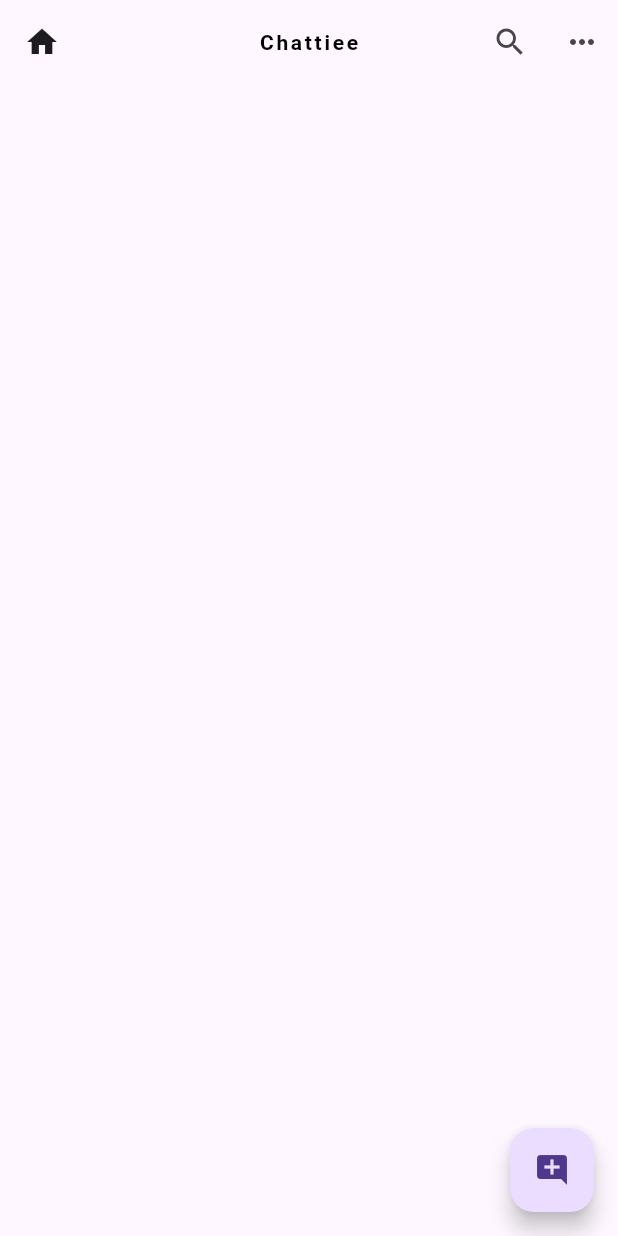
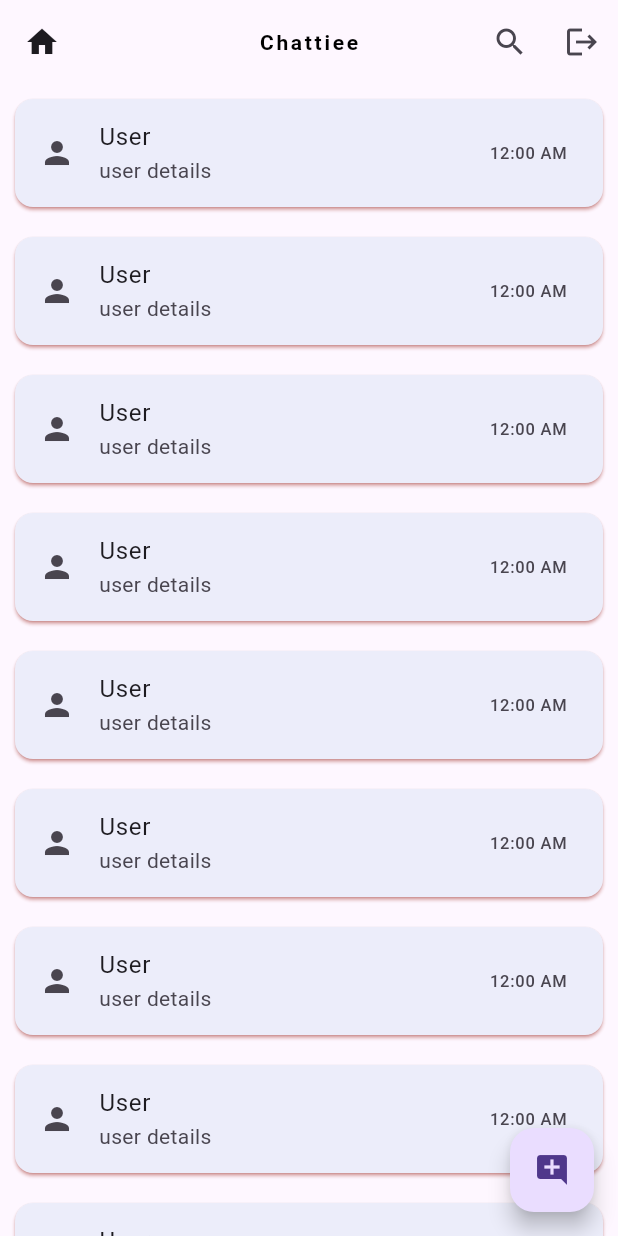
Before and after one commit to nitta02/Chattiee, a Flutter app: the HomeScreen screen opened directly, on a phone screen of 412 x 824 dp. Run offline on Flutter 3.47's test engine with Material 3 defaults, Android fonts, the phone set to English and light mode, and no system bars; our stand-ins replace cloud_firestore, firebase_auth, firebase_core, google_sign_in; accounts and stored records are empty.

Commit message:
user model create

```diff
--- a/lib/home.dart
+++ /dev/null
@@ -1,31 +0,0 @@
-import 'package:flutter/material.dart';
-
-class HomeScreen extends StatefulWidget {
-  const HomeScreen({super.key});
-
-  @override
-  State<HomeScreen> createState() => _HomeScreenState();
-}
-
-class _HomeScreenState extends State<HomeScreen> {
-  @override
-  Widget build(BuildContext context) {
-    return Scaffold(
-      appBar: AppBar(
-        title: Text('Chattiee'),
-        leading: IconButton(
-          onPressed: () {},
-          icon: Icon(Icons.home),
-        ),
-        actions: [
-          IconButton(onPressed: () {}, icon: Icon(Icons.search)),
-          IconButton(onPressed: () {}, icon: Icon(Icons.more_horiz_outlined)),
-        ],
-      ),
-      floatingActionButton: FloatingActionButton(
-        onPressed: () {},
-        child: Icon(Icons.add_comment),
-      ),
-    );
-  }
-}
--- /dev/null
+++ b/lib/screens/auth/constants.dart
@@ -0,0 +1,5 @@
+import 'package:cloud_firestore/cloud_firestore.dart';
+import 'package:firebase_auth/firebase_auth.dart';
+
+FirebaseAuth auth = FirebaseAuth.instance;
+FirebaseFirestore firebaseFirestore = FirebaseFirestore.instance;
--- /dev/null
+++ b/lib/screens/pages/home.dart
@@ -0,0 +1,80 @@
+import 'dart:convert';
+
+import 'package:chattiee/screens/auth/constants.dart';
+import 'package:chattiee/screens/pages/login.dart';
+import 'package:chattiee/widgets/user.dart';
+import 'package:firebase_auth/firebase_auth.dart';
+import 'package:flutter/material.dart';
+import 'package:google_sign_in/google_sign_in.dart';
+
+class HomeScreen extends StatefulWidget {
+  const HomeScreen({super.key});
+
+  @override
+  State<HomeScreen> createState() => _HomeScreenState();
+}
+
+class _HomeScreenState extends State<HomeScreen> {
+  @override
+  Widget build(BuildContext context) {
+    return Scaffold(
+        appBar: AppBar(
+          title: const Text('Chattiee'),
+          leading: IconButton(
+            onPressed: () {},
+            icon: const Icon(Icons.home),
+          ),
+          actions: [
+            IconButton(onPressed: () {}, icon: const Icon(Icons.search)),
+            IconButton(
+                onPressed: () {
+                  _signOut();
+                },
+                icon: const Icon(Icons.logout)),
+          ],
+        ),
+        floatingActionButton: FloatingActionButton(
+          onPressed: () {},
+          child: const Icon(Icons.add_comment),
+        ),
+        body: StreamBuilder(
+          stream: firebaseFirestore.collection('users').snapshots(),
+          builder: (context, snapshot) {
+            if (snapshot.hasData) {
+              final data = snapshot.data?.docs;
+              List dataList = [];
+
+              for (var i in data!) {
+                print(json.encode(i.data()));
+                dataList.add(i.data()['name']);
+              }
+
+              print(data);
+              return ListView.builder(
+                itemCount: 15,
+                physics: const BouncingScrollPhysics(),
+                itemBuilder: (context, index) {
+                  return const UserWidget();
+                },
+              );
+            } else {
+              return Center(
+                child: CircularProgressIndicator(),
+              );
+            }
+          },
+        ));
+  }
+
+  // sign out function
+  _signOut() async {
+    await FirebaseAuth.instance.signOut();
+    await GoogleSignIn().signOut().then((value) {
+      Navigator.push(
+          context,
+          MaterialPageRoute(
+            builder: (context) => const LoginScreen(),
+          ));
+    });
+  }
+}
--- /dev/null
+++ b/lib/widgets/user.dart
@@ -0,0 +1,24 @@
+import 'package:flutter/material.dart';
+
+class UserWidget extends StatelessWidget {
+
+  const UserWidget({super.key});
+
+  @override
+  Widget build(BuildContext context) {
+    return const Card(
+      shadowColor: Colors.red,
+      surfaceTintColor: Colors.blue,
+      margin: EdgeInsets.symmetric(
+        horizontal: 10,
+        vertical: 10,
+      ),
+      child: ListTile(
+        leading: Icon(Icons.person),
+        title: Text('User'),
+        subtitle: Text('user details'),
+        trailing: Text('12:00 AM'),
+      ),
+    );
+  }
+}
--- a/pubspec.yaml
+++ b/pubspec.yaml
@@ -36,6 +36,11 @@ dependencies:
   # Use with the CupertinoIcons class for iOS style icons.
   cupertino_icons: ^1.0.2
   font_awesome_flutter: ^10.7.0
+  firebase_auth: ^4.17.4
+  firebase_core: ^2.25.4
+  firebase_storage: ^11.6.5
+  cloud_firestore: ^4.15.4
+  google_sign_in: ^6.2.1
 
 dev_dependencies:
   flutter_test:
```
Also changed, not shown: lib/main.dart (+10 -3 lines), lib/model/chatuserModel.dart (added, +46 -0 lines), lib/screens/pages/login.dart (renamed from lib/auth/login.dart, +43 -6 lines), lib/screens/pages/splash.dart (added, +59 -0 lines), lib/services/dialog.dart (added, +11 -0 lines), lib/firebase_options.dart (added), pubspec.lock, 2 other files.
